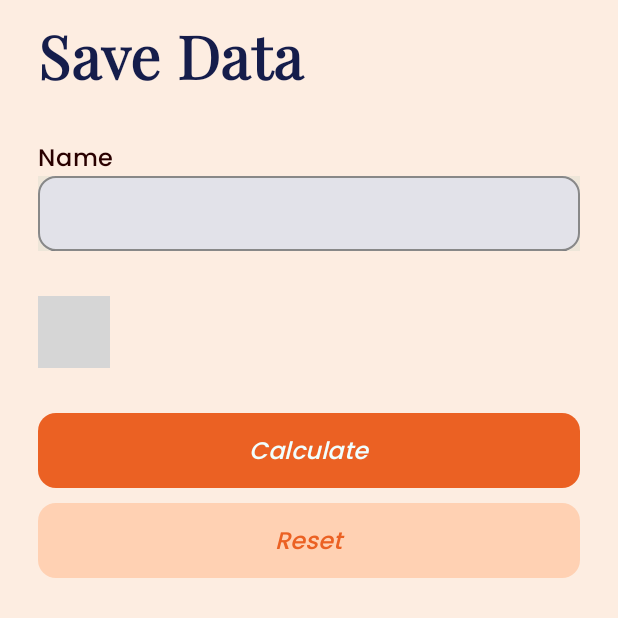
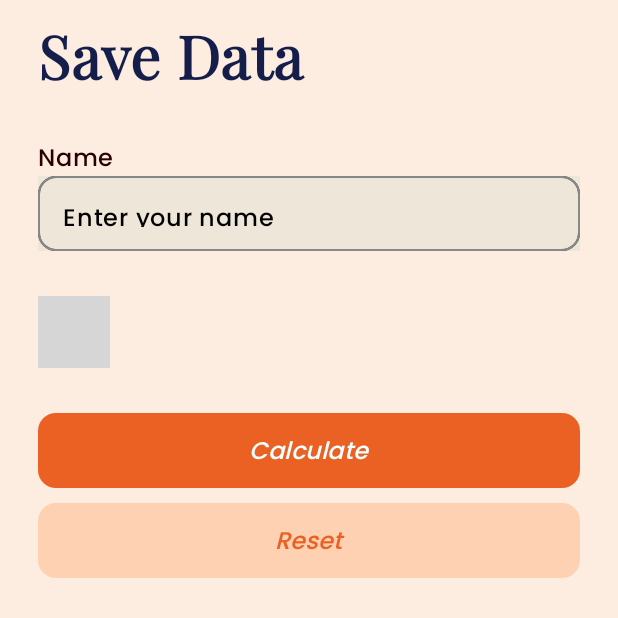
Before and after one commit to Shahnawazk7944/Simple_Age_Calculator, an Android app built with Jetpack Compose: the composable SaveDatesBottomSheet called with empty values, on a phone screen of 412 x 824 dp, the top half of it. Run offline under Robolectric (Android 15) with nearby library versions, the phone set to English and light mode, and no system bars; libraries missing offline, so code that uses them is left out: com.gandiva.neumorphic; 1 statement that could not run was skipped; grey boxes are pictures that could not be loaded.

Commit message:
textfeild updated
Co-Authored-By: Iycs2122 <154696547+Iycs2122@users.noreply.github.com>

```diff
--- a/app/src/main/java/com/example/simple_age_calculator/ui/SaveDatesBottomSheet.kt
+++ b/app/src/main/java/com/example/simple_age_calculator/ui/SaveDatesBottomSheet.kt
@@ -21,6 +21,7 @@ import androidx.compose.material3.CardDefaults
 import androidx.compose.material3.ExperimentalMaterial3Api
 import androidx.compose.material3.Icon
 import androidx.compose.material3.IconButton
+import androidx.compose.material3.OutlinedTextField
 import androidx.compose.material3.ShapeDefaults
 import androidx.compose.material3.Snackbar
 import androidx.compose.material3.SnackbarDuration
@@ -29,6 +30,7 @@ import androidx.compose.material3.SnackbarHostState
 import androidx.compose.material3.Text
 import androidx.compose.material3.TextField
 import androidx.compose.material3.TextFieldColors
+import androidx.compose.material3.TextFieldDefaults
 import androidx.compose.material3.rememberDatePickerState
 import androidx.compose.runtime.Composable
 import androidx.compose.runtime.getValue
@@ -43,6 +45,7 @@ import androidx.compose.ui.graphics.Color
 import androidx.compose.ui.res.painterResource
 import androidx.compose.ui.text.font.FontStyle
 import androidx.compose.ui.text.font.FontWeight
+import androidx.compose.ui.text.style.TextAlign
 import androidx.compose.ui.tooling.preview.Preview
 import androidx.compose.ui.unit.dp
 import androidx.compose.ui.unit.sp
@@ -152,20 +155,34 @@ fun SaveDatesBottomSheet(
                 .background(TextFieldColor)
                 .height(50.dp)
                 .border(width = 1.dp, color = Color.Gray, shape = RoundedCornerShape(12.dp))
-                .clickable {
-                    isBirthDatePickerOpen = true
-                },
         ) {
 
-           TextField(
+
+            OutlinedTextField(
                 value = nameState,
                 onValueChange = {
                     nameState = it
                 },
                 modifier = Modifier
-                   .fillMaxSize()
-                   .background(TextFieldColor) ,
+                    //.background(TextFieldColor)
+                    .fillMaxSize(),
+                placeholder = {
+                    Text(
+                        "Enter your name",
+                        textAlign = TextAlign.Center,
+                        color = Color.Black,
+                        fontFamily = poppins,
+                        fontWeight = FontWeight.Medium,
+                        fontSize = 16.sp
+                    )
+                },
                 shape = RoundedCornerShape(12.dp),
+                colors = TextFieldDefaults.colors(
+                    focusedContainerColor = TextFieldColor,
+                    unfocusedContainerColor = TextFieldColor,
+                    //cursorColor = Color.Green,
+                )
+
 
             )
         }
```
Lines whose indentation alone changed are shown as unchanged.
